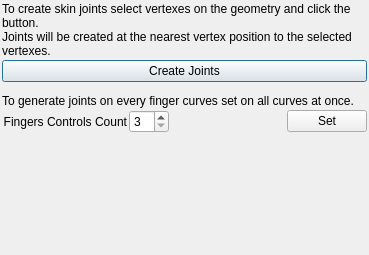
First picture: the form in modules/batWing/batWing_widget.ui, repository PavelCrow/RigStudio3, before the edit.
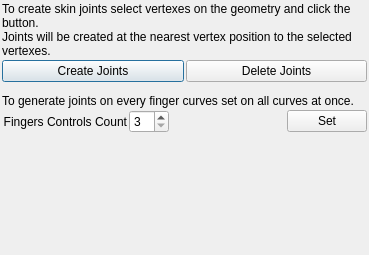
Second picture: the form after the edit.

Commit message: Version 3.25.12 - мировой режим корректов, geo по полному пути, batWing

What changed in the file:
```diff
--- a/modules/batWing/batWing_widget.ui
+++ b/modules/batWing/batWing_widget.ui
@@ -41,11 +41,25 @@
     </widget>
    </item>
    <item>
+    <layout class="QHBoxLayout" name="horizontalLayout">
+     <property name="spacing">
+      <number>2</number>
+     </property>
+     <item>
     <widget class="QPushButton" name="createJoints_btn">
      <property name="text">
       <string>Create Joints</string>
      </property>
     </widget>
+     </item>
+     <item>
+      <widget class="QPushButton" name="deleteJoints_btn">
+       <property name="text">
+        <string>Delete Joints</string>
+       </property>
+      </widget>
+     </item>
+    </layout>
    </item>
    <item>
     <spacer name="verticalSpacer_3">
```
Lines whose indentation alone changed are shown as unchanged. The commit also changes 10 other files.
